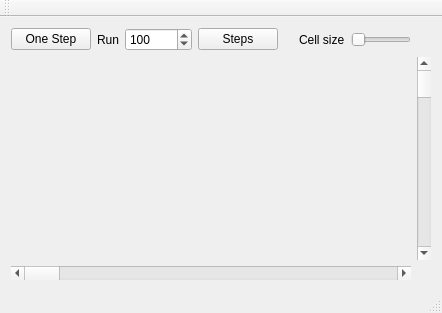
Old version of the form wireworld-cuda/mainwindow.ui in the repository eszkadev/wireworld-cuda.
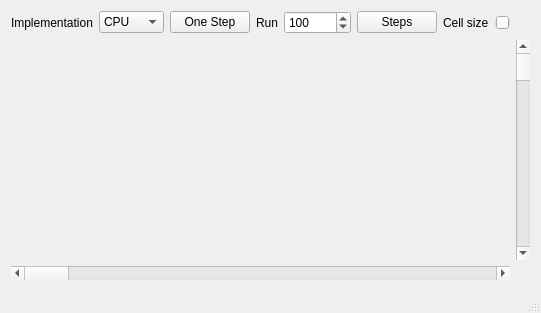
New version of the form.

Commit message: Prepared second implementation

What changed in the file:
```diff
--- a/wireworld-cuda/mainwindow.ui
+++ b/wireworld-cuda/mainwindow.ui
@@ -6,7 +6,7 @@
    <rect>
     <x>0</x>
     <y>0</y>
-    <width>442</width>
+    <width>465</width>
     <height>313</height>
    </rect>
   </property>
@@ -33,6 +33,27 @@
     </item>
     <item row="0" column="0">
      <layout class="QHBoxLayout" name="horizontalLayout_2">
+      <item>
+       <widget class="QLabel" name="label_3">
+        <property name="text">
+         <string>Implementation</string>
+        </property>
+       </widget>
+      </item>
+      <item>
+       <widget class="QComboBox" name="implementationComboBox">
+        <item>
+         <property name="text">
+          <string>CPU</string>
+         </property>
+        </item>
+        <item>
+         <property name="text">
+          <string>CUDA</string>
+         </property>
+        </item>
+       </widget>
+      </item>
       <item>
        <widget class="QPushButton" name="stepButton">
         <property name="text">
@@ -115,14 +136,6 @@
     </rect>
    </property>
   </widget>
-  <widget class="QToolBar" name="mainToolBar">
-   <attribute name="toolBarArea">
-    <enum>TopToolBarArea</enum>
-   </attribute>
-   <attribute name="toolBarBreak">
-    <bool>false</bool>
-   </attribute>
-  </widget>
   <widget class="QStatusBar" name="statusBar"/>
  </widget>
  <layoutdefault spacing="6" margin="11"/>
```
Left out of the diff: 2 changed lines with no effect on the pictures. The commit also changes 5 other files.
